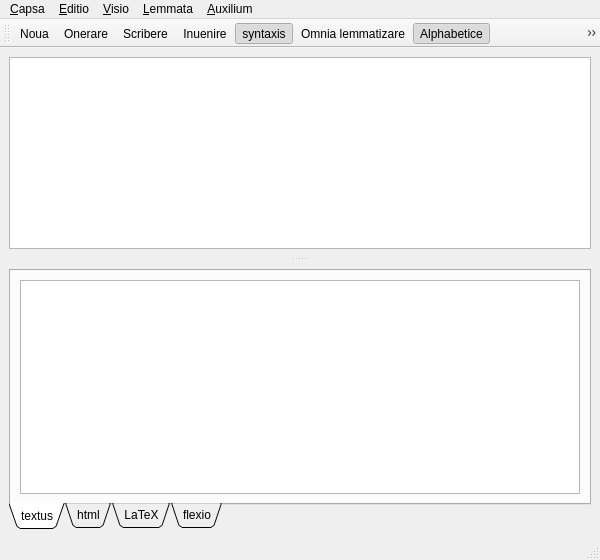
Before: the Qt Designer form src/collatinus.ui in Carreau/Collatinus, drawn with Qt 5.
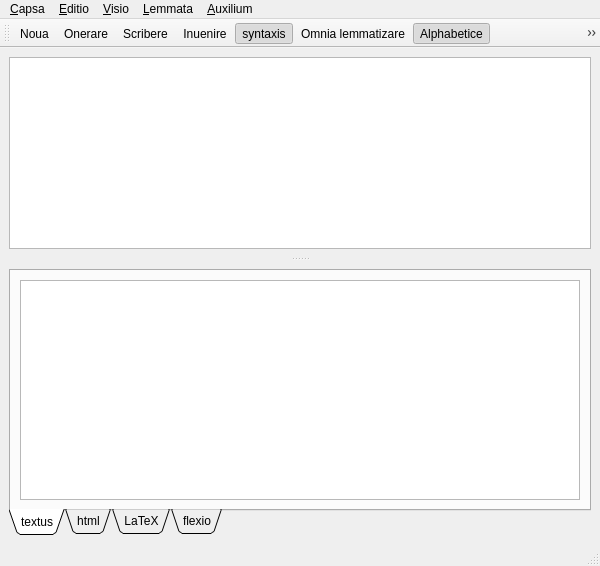
After: the same form once the commit is applied. Icons and pictures are not drawn.

Commit message:
Mac specific appearence chage
    set the UnifiedToolAndTileBar on the main windows
        it removed some properties in the .ui file, need to test

Patch:
```diff
--- a/src/collatinus.ui
+++ b/src/collatinus.ui
@@ -7,7 +7,7 @@
     <x>0</x>
     <y>0</y>
     <width>600</width>
-    <height>560</height>
+    <height>566</height>
    </rect>
   </property>
   <property name="sizePolicy">
@@ -37,20 +37,8 @@
     <bool>true</bool>
    </property>
    <layout class="QVBoxLayout">
-    <property name="spacing">
-     <number>6</number>
-    </property>
-    <property name="margin">
-     <number>9</number>
-    </property>
     <item>
      <layout class="QGridLayout">
-      <property name="margin">
-       <number>0</number>
-      </property>
-      <property name="spacing">
-       <number>6</number>
-      </property>
       <item row="0" column="0">
        <widget class="QSplitter" name="splitter">
         <property name="sizePolicy">
@@ -124,12 +112,6 @@
            <string>textus</string>
           </attribute>
           <layout class="QVBoxLayout">
-           <property name="spacing">
-            <number>6</number>
-           </property>
-           <property name="margin">
-            <number>9</number>
-           </property>
            <item>
             <widget class="QTextEdit" name="EditTextus">
              <property name="autoFormatting">
```
Left out of the diff: 23 changed lines with no effect on the pictures.
